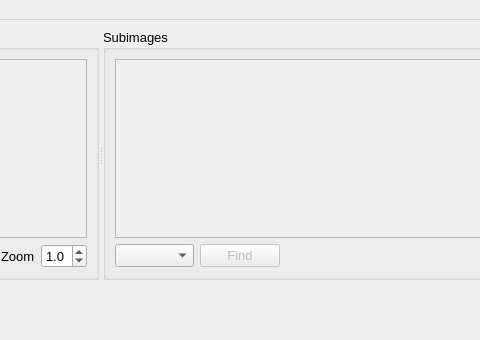
Above: src/CrystalGrowthTrackerMain.ui from jonathanHuwP/CrystalGrowthTracker before the change; both pictures show x 264 to 744 and y 0 to 340 of the 1024 by 340 pixel window. Below: the same form after it.
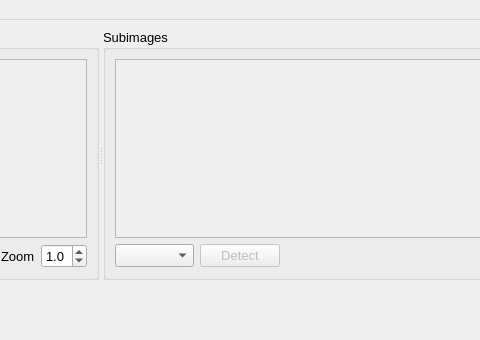
That is the form after the change.

Commit message: added object to extract vertices from sub-images

The edit to the form file:
```diff
--- a/src/CrystalGrowthTrackerMain.ui
+++ b/src/CrystalGrowthTrackerMain.ui
@@ -137,7 +137,7 @@
                <bool>false</bool>
               </property>
               <property name="text">
-               <string>Find</string>
+               <string>Detect</string>
               </property>
              </widget>
             </item>
```
Left out of the diff: 26 changed lines with no effect on the pictures. The commit also changes 2 other files.
